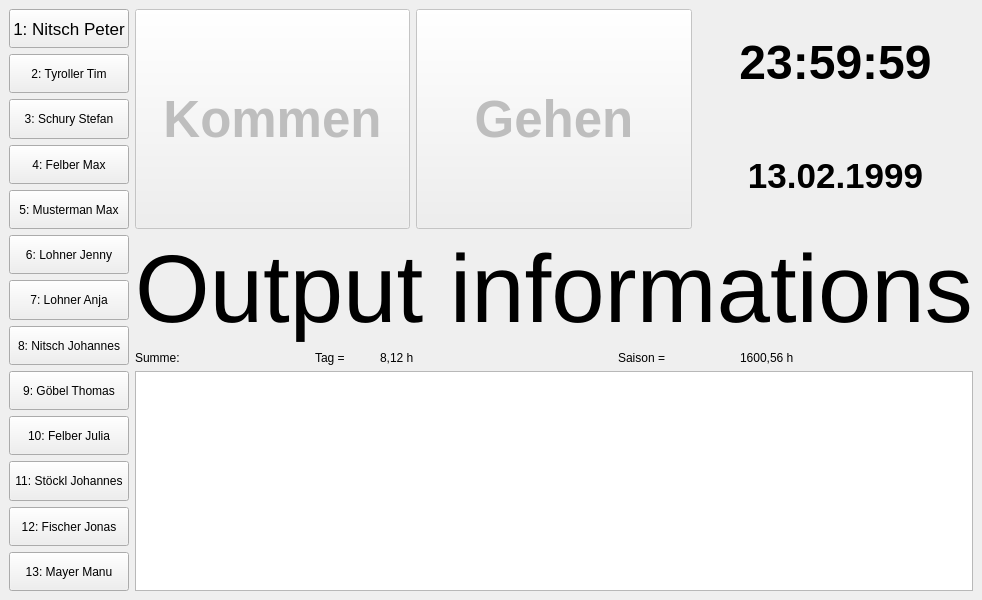
The window that mainwindow.ui (NitsPete/TimeStampTracker) describes before a commit, drawn with Qt 5.
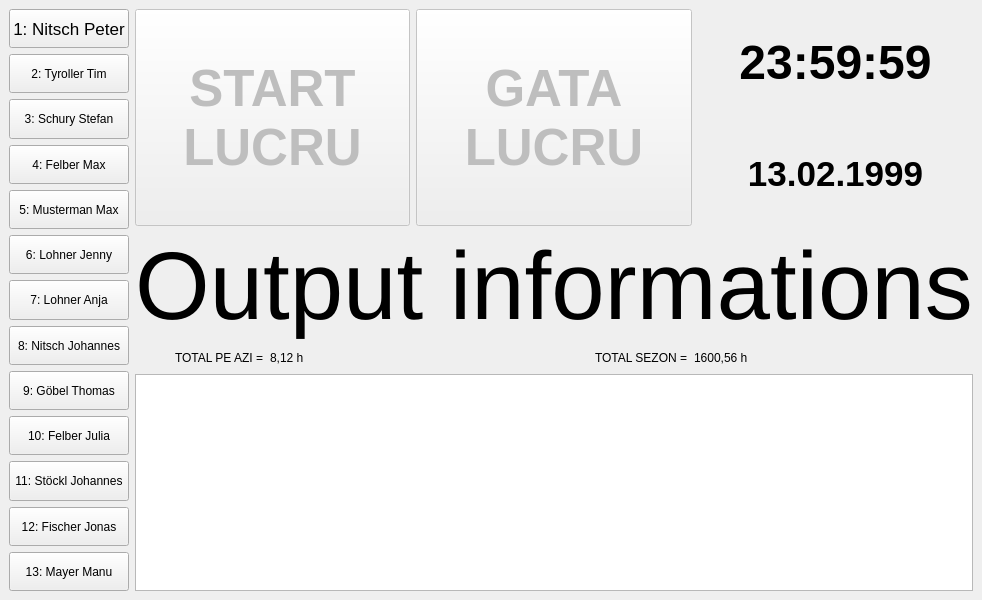
The same window after the commit.

Commit message: Update ui color & remove sum label & change language

Diff of the .ui file:
```diff
--- a/mainwindow.ui
+++ b/mainwindow.ui
@@ -231,7 +231,8 @@
            </font>
           </property>
           <property name="text">
-           <string>Kommen</string>
+           <string>START
+LUCRU</string>
           </property>
          </widget>
         </item>
@@ -253,7 +254,8 @@
            </font>
           </property>
           <property name="text">
-           <string>Gehen</string>
+           <string>GATA
+LUCRU</string>
           </property>
          </widget>
         </item>
@@ -321,18 +323,24 @@
        </widget>
       </item>
       <item>
-       <layout class="QHBoxLayout" name="horizontalLayout_workTime" stretch="6,2,8,4,8">
+       <layout class="QHBoxLayout" name="horizontalLayout_workTime" stretch="0,1,8,0,2,8">
         <item>
-         <widget class="QLabel" name="label_sum">
-          <property name="text">
-           <string>Summe: </string>
+         <spacer name="horizontalSpacer_1_workTime">
+          <property name="orientation">
+           <enum>Qt::Horizontal</enum>
           </property>
-         </widget>
+          <property name="sizeHint" stdset="0">
+           <size>
+            <width>40</width>
+            <height>20</height>
+           </size>
+          </property>
+         </spacer>
         </item>
         <item>
          <widget class="QLabel" name="label_day">
           <property name="text">
-           <string>Tag =</string>
+           <string>TOTAL PE AZI =</string>
           </property>
          </widget>
         </item>
@@ -343,10 +351,23 @@
           </property>
          </widget>
         </item>
+        <item>
+         <spacer name="horizontalSpacer_2_workTime">
+          <property name="orientation">
+           <enum>Qt::Horizontal</enum>
+          </property>
+          <property name="sizeHint" stdset="0">
+           <size>
+            <width>40</width>
+            <height>20</height>
+           </size>
+          </property>
+         </spacer>
+        </item>
         <item>
          <widget class="QLabel" name="label_season">
           <property name="text">
-           <string>Saison =</string>
+           <string>TOTAL SEZON =</string>
           </property>
          </widget>
         </item>
```
The commit also changes 3 other files.
